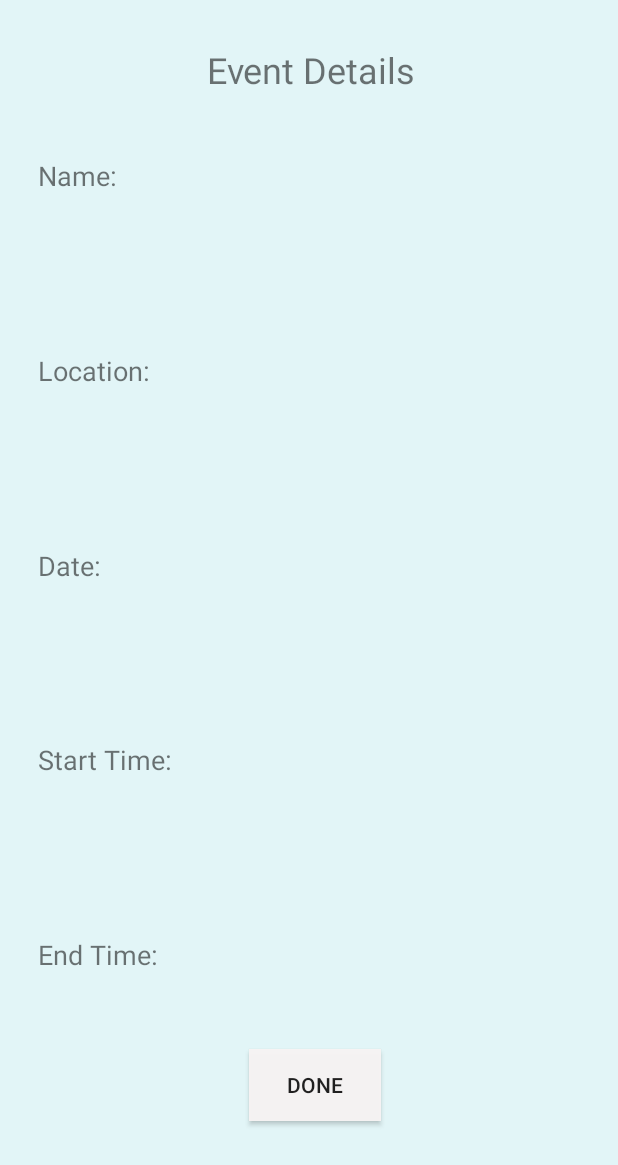
After one commit to russe447/DailyJournal, an Android app: the EventList screen opened directly, with no data from a screen before it, on a phone screen of 412 x 824 dp. The commit adds this screen. Shown: the top 1165 px of the screen. Run offline under Robolectric (Android 15) with nearby library versions, the phone set to English and light mode, and no system bars.

Commit message:
final changes

```diff
--- a/app/src/main/AndroidManifest.xml
+++ b/app/src/main/AndroidManifest.xml
@@ -15,6 +15,7 @@
         <activity android:name=".AddTextEntryActivity" />
         <activity android:name=".AddEventActivity" />
         <activity android:name=".AddImageActivity" />
+        <activity android:name=".EventList" />
         <activity android:name=".LoginActivity">
             <intent-filter>
                 <action android:name="android.intent.action.MAIN" />
--- /dev/null
+++ b/app/src/main/java/com/example/dailyjournal/EventList.kt
@@ -0,0 +1,41 @@
+package com.example.dailyjournal
+
+import android.content.Intent
+import android.os.Bundle
+import android.widget.Button
+import android.widget.TextView
+import androidx.appcompat.app.AppCompatActivity
+import org.w3c.dom.Text
+
+class EventList: AppCompatActivity() {
+    private var nameResult: TextView? = null
+    private var locationResult: TextView? = null
+    private var date: TextView? = null
+    private var startTime: TextView? = null
+    private var endTime: TextView? = null
+    private var doneBtn: Button? = null
+
+    override fun onCreate(savedInstanceState: Bundle?) {
+        super.onCreate(savedInstanceState)
+        setContentView(R.layout.event_list)
+
+        nameResult = findViewById<TextView>(R.id.textViewNameResult)
+        locationResult = findViewById<TextView>(R.id.textViewLocResult)
+        date = findViewById<TextView>(R.id.textViewDateResult)
+        startTime = findViewById<TextView>(R.id.textViewSTResult)
+        endTime = findViewById<TextView>(R.id.textViewETResult)
+        doneBtn = findViewById<Button>(R.id.buttonDone)
+
+
+        nameResult!!.text = intent.getStringExtra("title")
+        locationResult!!.text = intent.getStringExtra("location")
+        date!!.text = intent.getStringExtra("date")
+        startTime!!.text = intent.getStringExtra("start time")
+        endTime!!.text = intent.getStringExtra("end time")
+
+        doneBtn!!.setOnClickListener {
+            val doneIntent = Intent(this@EventList, HomeScreenActivity::class.java)
+            startActivity(doneIntent)
+        }
+    }
+}
--- /dev/null
+++ b/app/src/main/res/layout/event_list.xml
@@ -0,0 +1,173 @@
+<?xml version="1.0" encoding="utf-8"?>
+<androidx.constraintlayout.widget.ConstraintLayout xmlns:android="http://schemas.android.com/apk/res/android"
+    xmlns:app="http://schemas.android.com/apk/res-auto"
+    xmlns:tools="http://schemas.android.com/tools"
+    android:id="@+id/relLayout"
+    android:layout_width="match_parent"
+    android:layout_height="match_parent"
+    android:background="#1900BCD4">
+
+    <TextView
+        android:id="@+id/textViewETResult"
+        android:layout_width="222dp"
+        android:layout_height="44dp"
+        android:layout_marginStart="41dp"
+        android:layout_marginEnd="34dp"
+        android:layout_marginBottom="132dp"
+        android:text="TextView"
+        app:layout_constraintBottom_toBottomOf="parent"
+        app:layout_constraintEnd_toEndOf="parent"
+        app:layout_constraintHorizontal_bias="0.0"
+        app:layout_constraintStart_toEndOf="@+id/textViewET"
+        app:layout_constraintTop_toBottomOf="@+id/textViewSTResult" />
+
+    <TextView
+        android:id="@+id/textViewSTResult"
+        android:layout_width="222dp"
+        android:layout_height="44dp"
+        android:layout_marginStart="41dp"
+        android:layout_marginEnd="34dp"
+        android:layout_marginBottom="50dp"
+        android:text="TextView"
+        app:layout_constraintBottom_toTopOf="@+id/textViewETResult"
+        app:layout_constraintEnd_toEndOf="parent"
+        app:layout_constraintStart_toEndOf="@+id/textViewST"
+        app:layout_constraintTop_toBottomOf="@+id/textViewDateResult" />
+
+    <TextView
+        android:id="@+id/textViewDateResult"
+        android:layout_width="222dp"
+        android:layout_height="44dp"
+        android:layout_marginStart="41dp"
+        android:layout_marginEnd="34dp"
+        android:layout_marginBottom="50dp"
+        android:text="TextView"
+        app:layout_constraintBottom_toTopOf="@+id/textViewSTResult"
+        app:layout_constraintEnd_toEndOf="parent"
+        app:layout_constraintStart_toEndOf="@+id/textViewDate"
+        app:layout_constraintTop_toBottomOf="@+id/textViewLocResult" />
+
+    <TextView
+        android:id="@+id/textViewLocResult"
+        android:layout_width="222dp"
+        android:layout_height="44dp"
+        android:layout_marginStart="41dp"
+        android:layout_marginEnd="34dp"
+        android:layout_marginBottom="50dp"
+        android:text="TextView"
+        app:layout_constraintBottom_toTopOf="@+id/textViewDateResult"
+        app:layout_constraintEnd_toEndOf="parent"
+        app:layout_constraintStart_toEndOf="@+id/textViewLocation"
+        app:layout_constraintTop_toBottomOf="@+id/textViewNameResult" />
+
+    <TextView
+        android:id="@+id/textViewET"
+        android:layout_width="89dp"
+        android:layout_height="41dp"
+        android:layout_marginStart="25dp"
+        android:layout_marginEnd="297dp"
+        android:layout_marginBottom="70dp"
+        android:text="End Time:"
+        android:textSize="18sp"
+        app:layout_constraintBottom_toBottomOf="parent"
+        app:layout_constraintEnd_toEndOf="parent"
+        app:layout_constraintStart_toStartOf="parent"
+        app:layout_constraintTop_toBottomOf="@+id/textViewST" />
+
+    <TextView
+        android:id="@+id/textViewST"
+        android:layout_width="89dp"
+        android:layout_height="41dp"
+        android:layout_marginStart="25dp"
+        android:layout_marginEnd="297dp"
+        android:text="Start Time:"
+        android:textSize="18sp"
+        app:layout_constraintBottom_toTopOf="@+id/textViewET"
+        app:layout_constraintEnd_toEndOf="parent"
+        app:layout_constraintStart_toStartOf="parent"
+        app:layout_constraintTop_toBottomOf="@+id/textViewDate" />
+
+    <TextView
+        android:id="@+id/textViewDate"
+        android:layout_width="89dp"
+        android:layout_height="41dp"
+        android:layout_marginStart="25dp"
+        android:layout_marginEnd="297dp"
+        android:text="Date:"
+        android:textSize="18sp"
+        app:layout_constraintBottom_toTopOf="@+id/textViewST"
+        app:layout_constraintEnd_toEndOf="parent"
+        app:layout_constraintStart_toStartOf="parent"
+        app:layout_constraintTop_toBottomOf="@+id/textViewLocation" />
+
+    <TextView
+        android:id="@+id/textViewLocation"
+        android:layout_width="89dp"
+        android:layout_height="41dp"
+        android:layout_marginStart="25dp"
+        android:layout_marginEnd="297dp"
+        android:text="Location:"
+        android:textSize="18sp"
+        app:layout_constraintBottom_toTopOf="@+id/textViewDate"
+        app:layout_constraintEnd_toEndOf="parent"
+        app:layout_constraintStart_toStartOf="parent"
+        app:layout_constraintTop_toBottomOf="@+id/textViewName" />
+
+    <TextView
+        android:id="@+id/textViewName"
+        android:layout_width="89dp"
+        android:layout_height="41dp"
+        android:layout_marginStart="25dp"
+        android:layout_marginTop="16dp"
+        android:layout_marginEnd="297dp"
+        android:text="Name:"
+        android:textSize="18sp"
+        app:layout_constraintBottom_toTopOf="@+id/textViewLocation"
+        app:layout_constraintEnd_toEndOf="parent"
+        app:layout_constraintStart_toStartOf="parent"
+        app:layout_constraintTop_toTopOf="parent" />
+
+    <TextView
+        android:id="@+id/textViewNameResult"
+        android:layout_width="222dp"
+        android:layout_height="44dp"
+        android:layout_marginStart="41dp"
+        android:layout_marginTop="75dp"
+        android:layout_marginEnd="34dp"
+        android:layout_marginBottom="57dp"
+        android:text="TextView"
+        app:layout_constraintBottom_toTopOf="@+id/textViewLocResult"
+        app:layout_constraintEnd_toEndOf="parent"
+        app:layout_constraintStart_toEndOf="@+id/textViewName"
+        app:layout_constraintTop_toTopOf="parent" />
+
+    <TextView
+        android:id="@+id/textView19"
+        android:layout_width="146dp"
+        android:layout_height="36dp"
+        android:layout_marginStart="137dp"
+        android:layout_marginTop="16dp"
+        android:layout_marginEnd="128dp"
+        android:layout_marginBottom="27dp"
+        android:text="Event Details"
+        android:textSize="24sp"
+        app:layout_constraintBottom_toTopOf="@+id/textViewNameResult"
+        app:layout_constraintEnd_toEndOf="parent"
+        app:layout_constraintStart_toStartOf="parent"
+        app:layout_constraintTop_toTopOf="parent" />
+
+    <Button
+        android:id="@+id/buttonDone"
+        android:layout_width="wrap_content"
+        android:layout_height="wrap_content"
+        android:layout_marginStart="165dp"
+        android:layout_marginTop="26dp"
+        android:layout_marginEnd="158dp"
+        android:layout_marginBottom="63dp"
+        android:background="#F5F7F4F4"
+        android:text="Done"
+        app:layout_constraintBottom_toBottomOf="parent"
+        app:layout_constraintEnd_toEndOf="parent"
+        app:layout_constraintStart_toStartOf="parent"
+        app:layout_constraintTop_toBottomOf="@+id/textViewETResult" />
+</androidx.constraintlayout.widget.ConstraintLayout>
```
Also changed, not shown: app/src/main/java/com/example/dailyjournal/AddEventActivity.kt (+21 -17 lines), app/src/main/java/com/example/dailyjournal/AddTextEntryActivity.kt (deleted, +0 -19 lines), app/src/main/java/com/example/dailyjournal/Event.kt (+37 -19 lines), app/src/main/java/com/example/dailyjournal/EventAdapter.kt (added, +69 -0 lines), app/src/main/java/com/example/dailyjournal/EventManager.kt (added, +27 -0 lines), app/src/main/java/com/example/dailyjournal/HomeScreenFragment.kt (+2 -8 lines), app/src/main/res/layout/home_screen.xml (+9 -40 lines).
